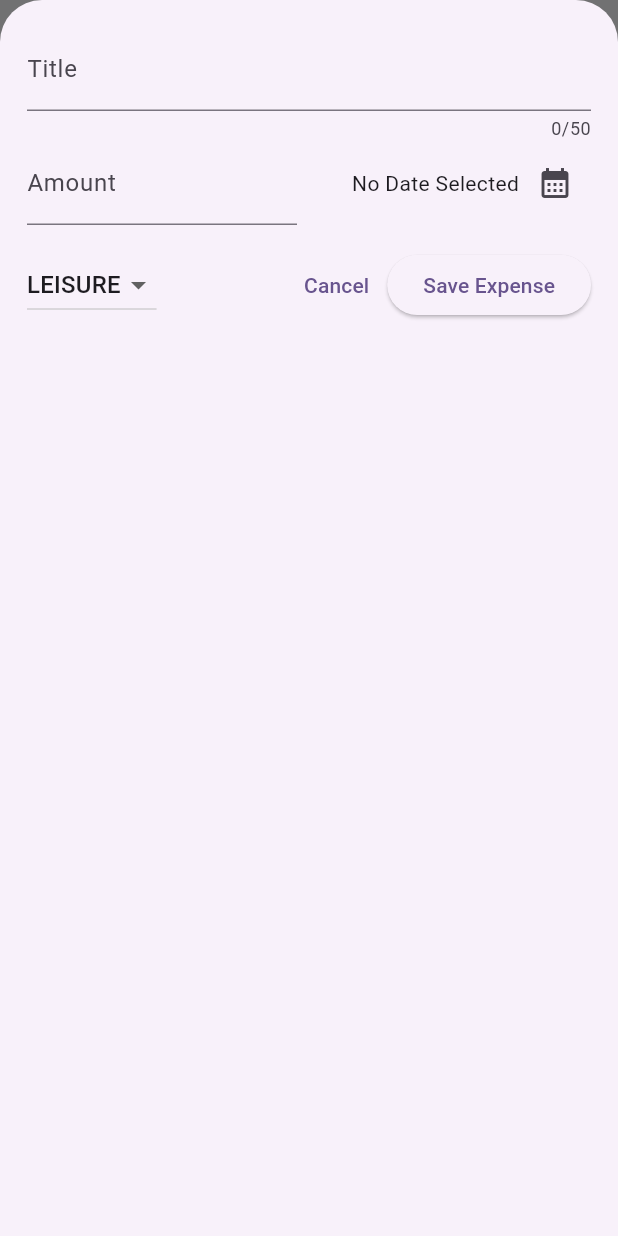
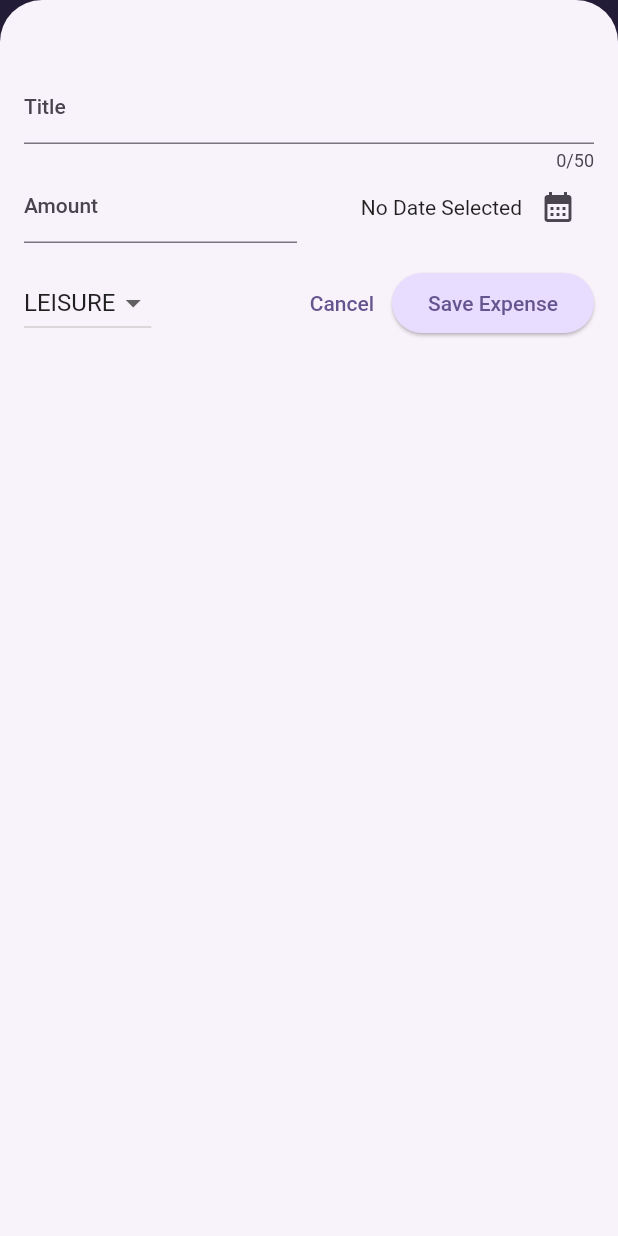
Before and after one commit to AzamatKochimov/expense_tracker, a Flutter app: the screen it shows after launch, after a tap on the "add" icon, on a phone screen of 412 x 824 dp. Run offline on Flutter 3.47's test engine with Material 2 defaults, Android fonts, the phone set to English and light mode, and no system bars.

Commit message:
Azamat, committing updated dark mode

```diff
--- a/lib/main.dart
+++ b/lib/main.dart
@@ -1,19 +1,56 @@
 import 'package:expense_tracker/widgets/expenses.dart';
 import 'package:flutter/material.dart';
 
+var kColorScheme =
+    ColorScheme.fromSeed(seedColor: const Color.fromARGB(255, 96, 59, 181));
+late final TextTheme textTheme;
+
+var kDarkColorScheme =
+    ColorScheme.fromSeed( brightness: Brightness.dark, seedColor: const Color.fromARGB(255, 5, 99, 125));
+
 void main() {
   runApp(
-      MaterialApp(
-      debugShowCheckedModeBanner: false,
-      theme: ThemeData(
-          appBarTheme: const AppBarTheme(
-            elevation: 1,
-            color: Colors.white,
+    MaterialApp(
+        debugShowCheckedModeBanner: false,
+        darkTheme: ThemeData.dark().copyWith(
+          useMaterial3: true,
+          colorScheme: kDarkColorScheme,
+          cardTheme: const CardTheme().copyWith(
+            color: kDarkColorScheme.secondaryContainer,
+            margin: const EdgeInsets.symmetric(horizontal: 16, vertical: 8),
           ),
-          colorScheme: ColorScheme.fromSeed(seedColor: Colors.deepPurple),
+          elevatedButtonTheme: ElevatedButtonThemeData(
+            style: ElevatedButton.styleFrom(
+              backgroundColor: kDarkColorScheme.onPrimaryContainer,
+              foregroundColor: kDarkColorScheme.primaryContainer,
+            ),
+          ),
+        ),
+        theme: ThemeData().copyWith(
           useMaterial3: true,
+          colorScheme: kColorScheme,
+          appBarTheme: const AppBarTheme().copyWith(
+            backgroundColor: kColorScheme.onPrimaryContainer,
+            foregroundColor: kColorScheme.primaryContainer,
+          ),
+          cardTheme: const CardTheme().copyWith(
+            color: kColorScheme.secondaryContainer,
+            margin: const EdgeInsets.symmetric(horizontal: 16, vertical: 8),
+          ),
+          elevatedButtonTheme: ElevatedButtonThemeData(
+            style: ElevatedButton.styleFrom(
+              backgroundColor: kColorScheme.primaryContainer,
+            ),
+          ),
+          textTheme: ThemeData().textTheme.copyWith(
+                titleLarge: TextStyle(
+                  fontWeight: FontWeight.bold,
+                  color: kColorScheme.onSecondaryContainer,
+                  fontSize: 16,
+                ),
+              ),
         ),
-      home: const Expenses()
-    ),
+        themeMode: ThemeMode.system,
+        home: const Expenses()),
   );
 }
--- a/lib/widgets/expenses.dart
+++ b/lib/widgets/expenses.dart
@@ -46,11 +46,42 @@ class _ExpensesState extends State<Expenses> {
     });
   }
 
+  void _removeExpense(Expense expense){
+    final expenseIndex = _registeredExpenses.indexOf(expense);
+    setState(() {
+      _registeredExpenses.remove(expense);
+    });
+    ScaffoldMessenger.of(context).clearSnackBars();
+    ScaffoldMessenger.of(context).showSnackBar(
+      SnackBar(
+        duration: const Duration(seconds: 5),
+        content: const Text('Expense Deleted!'),
+        action: SnackBarAction(
+          label: 'Undo',
+          onPressed: () {
+            setState(() {
+              _registeredExpenses.insert(expenseIndex, expense);
+            });
+          },
+        ),
+      ),
+    );
+  }
+
+
+
   @override
   Widget build(BuildContext context) {
+    Widget mainContent = const Center(child: Text('No expense found, start adding some!'),);
+
+    if(_registeredExpenses.isNotEmpty){
+      mainContent = ExpensesList(expenses: _registeredExpenses, onRemoveExpense: _removeExpense,);
+    }
+
+
     return Scaffold(
       appBar: AppBar(
-        title: const Text("Flutter Expense Trucker"),
+        title: const Text("My Expense Tracker"),
         actions: [
           IconButton(onPressed: _openAddExpenseOverlay, icon: const Icon(Icons.add)),
         ],
@@ -62,7 +93,7 @@ class _ExpensesState extends State<Expenses> {
           ),
           const Text('The Chart...'),
           Expanded(
-            child: ExpensesList(expenses: _registeredExpenses),
+            child: mainContent,
           ),
         ],
       ),
--- a/lib/widgets/expenses_list/expense_item.dart
+++ b/lib/widgets/expenses_list/expense_item.dart
@@ -1,3 +1,4 @@
+import 'package:expense_tracker/main.dart';
 import 'package:expense_tracker/models/expense.dart';
 import 'package:flutter/material.dart';
 
@@ -14,8 +15,10 @@ class ExpenseItem extends StatelessWidget {
         horizontal: 20,
         vertical: 16,
       ),
-      child: Column(children: [
-        Text(expense.title),
+      child: Column(
+        crossAxisAlignment: CrossAxisAlignment.start,
+        children: [
+        Text(expense.title, style: Theme.of(context).textTheme.titleLarge,),
         const SizedBox(height: 5,),
         Row(
           children: [
@@ -24,7 +27,7 @@ class ExpenseItem extends StatelessWidget {
             Row(children: [
               Icon(categoryIcons[expense.category]),
               const SizedBox(height: 8, width:8),
-              Text(expense.date.toString())
+              Text(expense.formattedDate,)
             ])
           ],
         )
--- a/lib/widgets/expenses_list/expenses_list.dart
+++ b/lib/widgets/expenses_list/expenses_list.dart
@@ -3,14 +3,31 @@ import 'package:expense_tracker/widgets/expenses_list/expense_item.dart';
 import 'package:flutter/material.dart';
 
 class ExpensesList extends StatelessWidget {
-  const ExpensesList({super.key, required this.expenses});
+  const ExpensesList({
+    super.key,
+    required this.expenses,
+    required this.onRemoveExpense,
+  });
 
   final List<Expense> expenses;
+  final void Function(Expense expense) onRemoveExpense;
 
   @override
   Widget build(BuildContext context) {
     return ListView.builder(
         itemCount: expenses.length,
-        itemBuilder: (ctx, index) => ExpenseItem(expense: expenses[index]),);
+        itemBuilder: (ctx, index) => Dismissible(
+              key: ValueKey(expenses[index]),
+              background: Container(
+                color: Theme.of(context).colorScheme.error.withOpacity(0.75),
+                margin: EdgeInsets.symmetric(
+                  horizontal: Theme.of(context).cardTheme.margin!.horizontal,
+                ),
+              ),
+              onDismissed: (direction) {
+                onRemoveExpense(expenses[index]);
+              },
+              child: ExpenseItem(expense: expenses[index]),
+            ));
   }
 }
--- a/lib/widgets/new_expense.dart
+++ b/lib/widgets/new_expense.dart
@@ -78,7 +78,7 @@ class _NewExpenseState extends State<NewExpense> {
   @override
   Widget build(BuildContext context) {
     return Padding(
-      padding: const EdgeInsets.all(18.0),
+      padding: const EdgeInsets.fromLTRB(16, 48, 16, 16),
       child: Column(
         children: [
           TextField(
```
Also changed, not shown: lib/models/expense.dart (+24 -2 lines).
